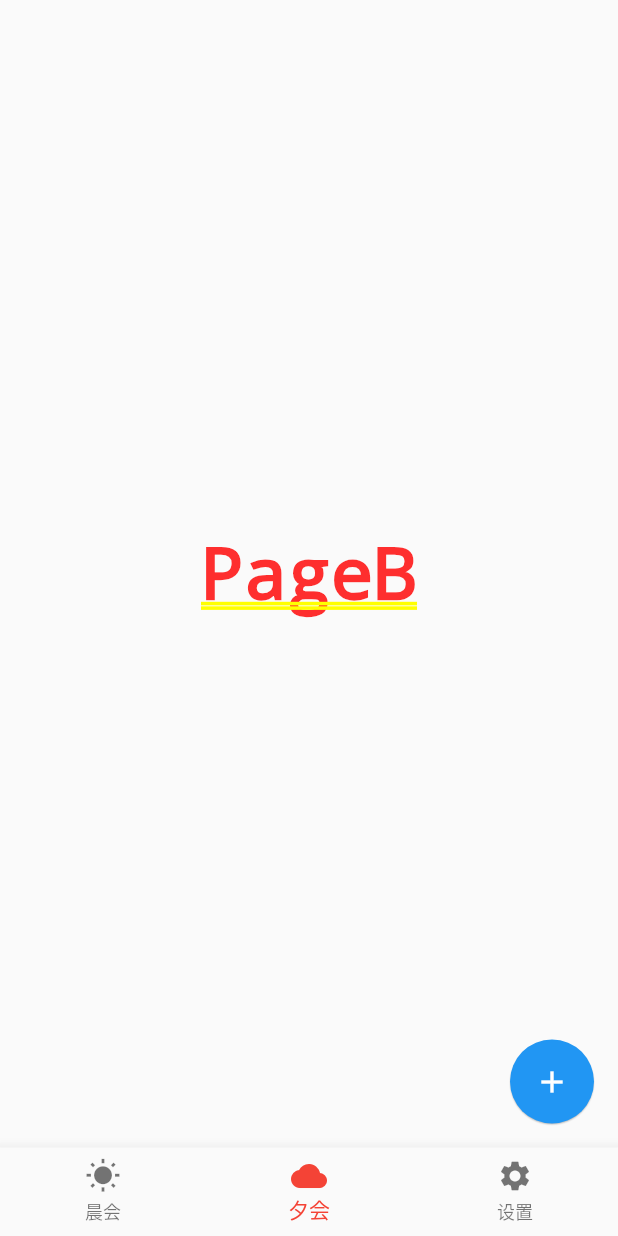
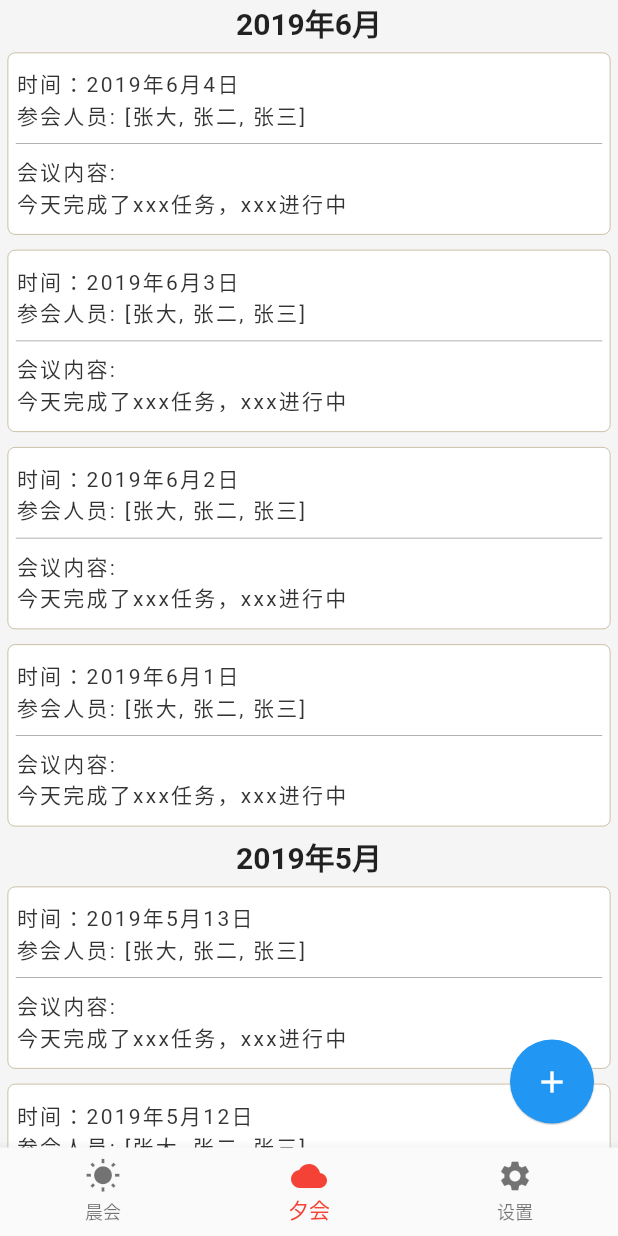
Before and after one commit to solopor/Mite, a Flutter app: the screen it shows after launch, on a phone screen of 412 x 824 dp. Run offline on Flutter 3.47's test engine with Material 2 defaults, Android fonts, the phone set to English and light mode, and no system bars; our stand-ins replace sqflite; accounts and stored records are empty.

Commit message:
添加夕会内容

```diff
--- a/lib/page_b.dart
+++ b/lib/page_b.dart
@@ -1,19 +1,139 @@
 import 'package:flutter/material.dart';
 
 class PageB extends StatelessWidget {
+  @override
+  Widget build(BuildContext context) {
+    return Scaffold(
+      body: Center(
+        child: EveMeetingRecordWdg(),
+      ),
+    );
+  }
+}
+
+class EveMeetingRecordWdg extends StatefulWidget {
+  @override
+  State<StatefulWidget> createState() {
+    return EveMeetingRecordWdgState();
+  }
+}
+
+class EveMeetingRecordWdgState extends State<EveMeetingRecordWdg> {
+  final List<MeetingBean> _suggestions = <MeetingBean>[
+    MeetingBean("2019年6月4日", ["张大", "张二", "张三"], "今天完成了xxx任务，xxx进行中"),
+    MeetingBean("2019年6月3日", ["张大", "张二", "张三"], "今天完成了xxx任务，xxx进行中"),
+    MeetingBean("2019年6月2日", ["张大", "张二", "张三"], "今天完成了xxx任务，xxx进行中"),
+    MeetingBean("2019年6月1日", ["张大", "张二", "张三"], "今天完成了xxx任务，xxx进行中"),
+    MeetingBean("2019年5月13日", ["张大", "张二", "张三"], "今天完成了xxx任务，xxx进行中"),
+    MeetingBean("2019年5月12日", ["张大", "张二", "张三"], "今天完成了xxx任务，xxx进行中"),
+    MeetingBean("2019年5月11日", ["张大", "张二", "张三"], "今天完成了xxx任务，xxx进行中"),
+    MeetingBean("2019年5月10日", ["张大", "张二", "张三"], "今天完成了xxx任务，xxx进行中"),
+    MeetingBean("2019年5月9日", ["张大", "张二", "张三"], "今天完成了xxx任务，xxx进行中"),
+    MeetingBean("2019年5月8日", ["张大", "张二", "张三"], "今天完成了xxx任务，xxx进行中"),
+  ]; //这个list应从数据库中拿出来的
+
+  bool isShowDateTitle(int index) {
+    //如果不这么做就从数据库里拿出数据时，就处理下作为Map吧
+    if (index == 0) {
+      return true;
+    }
+    MeetingBean currMeetingBean = _suggestions[index];
+    MeetingBean lastMeetingBean = _suggestions[index - 1];
+
+    String currDate = currMeetingBean.date
+        .substring(0, currMeetingBean.date.indexOf('月') + 1);
+    String lastDate = lastMeetingBean.date
+        .substring(0, lastMeetingBean.date.indexOf('月') + 1);
+    if (currDate != lastDate) {
+      return true;
+    }
+
+    return false;
+  }
 
   @override
   Widget build(BuildContext context) {
-    return MaterialApp(
-      title: 'PageB',
-      theme: ThemeData(
-        primarySwatch: Colors.blue,
-      ),
-      home: Center(
-        child: new Text('PageB'),
-      )
+    return Scaffold(
+      backgroundColor: Color(0xfff5f5f5),
+      body: ListView.builder(
+          itemCount: _suggestions.length,
+          itemBuilder: (context, index) {
+            MeetingBean meetingBean = _suggestions[index];
+            if (isShowDateTitle(index)) {
+              return Column(
+                children: <Widget>[
+                  Text(
+                    meetingBean.date
+                        .substring(0, meetingBean.date.indexOf('月') + 1),
+                    style: TextStyle(fontSize: 20, fontWeight: FontWeight.w600),
+                  ),
+                  SingleMeetingRecordWdg(meetingBean, index.isOdd)
+                ],
+              );
+            } else {
+              return SingleMeetingRecordWdg(meetingBean, index.isOdd);
+            }
+          }),
     );
   }
+}
 
+class SingleMeetingRecordWdg extends StatelessWidget {
+  MeetingBean meetingBean;
+  bool showBgColor;
 
+  SingleMeetingRecordWdg(this.meetingBean, this.showBgColor);
+
+  BorderSide borderSide = BorderSide(width: 0.5, color: Color(0xffbbae8e));
+
+  @override
+  Widget build(BuildContext context) {
+    TextStyle textStyle =
+    TextStyle(color: Color(0xff333333), fontSize: 14, letterSpacing: 1.5);
+    return Container(
+      margin: EdgeInsets.all(5),
+      padding: EdgeInsets.only(left: 5, right: 5, top: 10, bottom: 10),
+      decoration: BoxDecoration(
+//          color: showBgColor ? Color(0xfff2f2f2) : Color(0xffffffff),
+          color: Color(0xffffffff),
+          border: Border(
+              top: borderSide,
+              right: borderSide,
+              bottom: borderSide,
+              left: borderSide),
+          borderRadius: BorderRadius.all(Radius.circular(5))),
+      child: Column(
+        crossAxisAlignment: CrossAxisAlignment.start,
+        children: <Widget>[
+          Text(
+            '时间：' + meetingBean.date,
+            style: textStyle,
+          ),
+          Text(
+            '参会人员: ' + meetingBean.participants.toString(),
+            style: textStyle,
+          ),
+          Container(
+            height: 0.5,
+            color: Color(0xff999999),
+            margin: EdgeInsets.only(bottom: 8, top: 8),
+          ),
+          Text(
+            '会议内容: \r\n' + meetingBean.content,
+            style: textStyle,
+            maxLines: 3,
+            overflow: TextOverflow.ellipsis, //显示不下时显示省略号
+          )
+        ],
+      ),
+    );
+  }
 }
+
+class MeetingBean {
+  String date;
+  List<String> participants;
+  String content;
+
+  MeetingBean(this.date, this.participants, this.content);
+}
```
